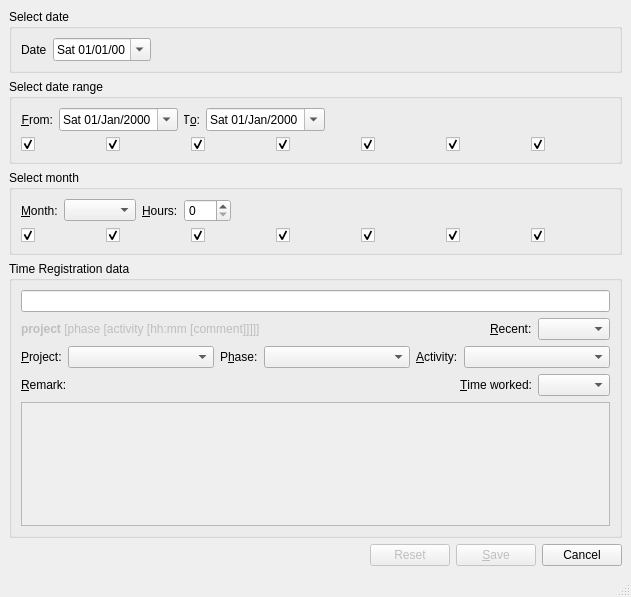
Above: src/pyuac_edit.ui from develer-staff/pyuac before the change. Below: the same form after it.
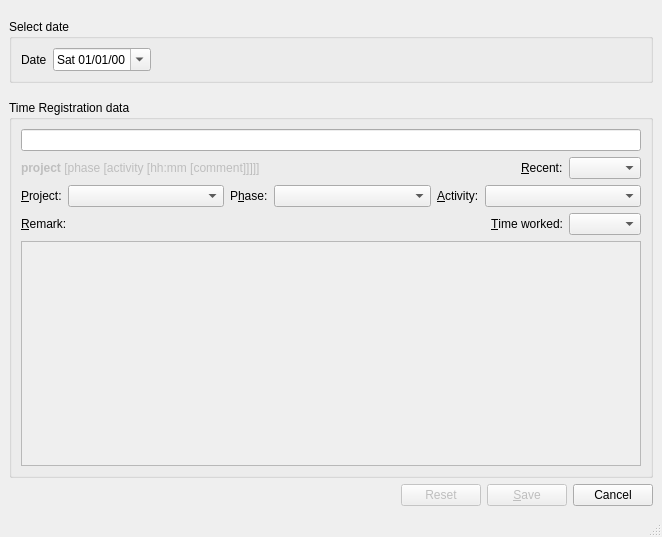
That is the form after the change. The open tabs and pages were chosen to show the change. Icons and pictures are not drawn.

Commit message: Inserite le varie modalità in un QStackWidget.

What changed in the file:
```diff
--- a/src/pyuac_edit.ui
+++ b/src/pyuac_edit.ui
@@ -6,8 +6,8 @@
    <rect>
     <x>0</x>
     <y>0</y>
-    <width>631</width>
-    <height>597</height>
+    <width>662</width>
+    <height>537</height>
    </rect>
   </property>
   <property name="windowTitle" >
@@ -22,13 +22,52 @@
     <rect>
      <x>0</x>
      <y>0</y>
-     <width>631</width>
-     <height>575</height>
+     <width>662</width>
+     <height>515</height>
     </rect>
    </property>
    <layout class="QVBoxLayout" name="verticalLayout_3" >
     <item>
+     <widget class="QStackedWidget" name="stackedWidget" >
+      <property name="sizePolicy" >
+       <sizepolicy vsizetype="Maximum" hsizetype="Preferred" >
+        <horstretch>0</horstretch>
+        <verstretch>0</verstretch>
+       </sizepolicy>
+      </property>
+      <property name="lineWidth" >
+       <number>1</number>
+      </property>
+      <property name="currentIndex" >
+       <number>2</number>
+      </property>
+      <widget class="QWidget" name="page" >
+       <property name="geometry" >
+        <rect>
+         <x>0</x>
+         <y>0</y>
+         <width>644</width>
+         <height>102</height>
+        </rect>
+       </property>
+       <property name="sizePolicy" >
+        <sizepolicy vsizetype="Maximum" hsizetype="Preferred" >
+         <horstretch>0</horstretch>
+         <verstretch>0</verstretch>
+        </sizepolicy>
+       </property>
+       <layout class="QHBoxLayout" name="horizontalLayout_6" >
+        <property name="margin" >
+         <number>0</number>
+        </property>
+        <item>
      <widget class="QGroupBox" name="dateGroupBox" >
+          <property name="sizePolicy" >
+           <sizepolicy vsizetype="Maximum" hsizetype="Preferred" >
+            <horstretch>0</horstretch>
+            <verstretch>0</verstretch>
+           </sizepolicy>
+          </property>
       <property name="title" >
        <string>Select date</string>
       </property>
@@ -69,8 +108,35 @@
       </layout>
      </widget>
     </item>
+       </layout>
+      </widget>
+      <widget class="QWidget" name="page_2" >
+       <property name="geometry" >
+        <rect>
+         <x>0</x>
+         <y>0</y>
+         <width>644</width>
+         <height>102</height>
+        </rect>
+       </property>
+       <property name="sizePolicy" >
+        <sizepolicy vsizetype="Maximum" hsizetype="Preferred" >
+         <horstretch>0</horstretch>
+         <verstretch>0</verstretch>
+        </sizepolicy>
+       </property>
+       <layout class="QHBoxLayout" name="horizontalLayout_3" >
+        <property name="margin" >
+         <number>0</number>
+        </property>
     <item>
      <widget class="QGroupBox" name="daterangeGroupBox" >
+          <property name="sizePolicy" >
+           <sizepolicy vsizetype="Maximum" hsizetype="Preferred" >
+            <horstretch>0</horstretch>
+            <verstretch>0</verstretch>
+           </sizepolicy>
+          </property>
       <property name="title" >
        <string>Select date range</string>
       </property>
@@ -230,6 +296,12 @@
     </item>
     <item>
      <widget class="QGroupBox" name="monthlyGroupBox" >
+          <property name="sizePolicy" >
+           <sizepolicy vsizetype="Maximum" hsizetype="Preferred" >
+            <horstretch>0</horstretch>
+            <verstretch>0</verstretch>
+           </sizepolicy>
+          </property>
       <property name="title" >
        <string>Select month</string>
       </property>
@@ -361,6 +433,10 @@
       </layout>
      </widget>
     </item>
+       </layout>
+      </widget>
+     </widget>
+    </item>
     <item>
      <widget class="QGroupBox" name="groupBox" >
       <property name="title" >
@@ -649,8 +725,8 @@
    <property name="geometry" >
     <rect>
      <x>0</x>
-     <y>575</y>
-     <width>631</width>
+     <y>515</y>
+     <width>662</width>
      <height>22</height>
     </rect>
    </property>
```
Left out of the diff: 13 changed lines with no effect on the pictures. Lines whose indentation alone changed are shown as unchanged. The commit also changes 1 other file.
